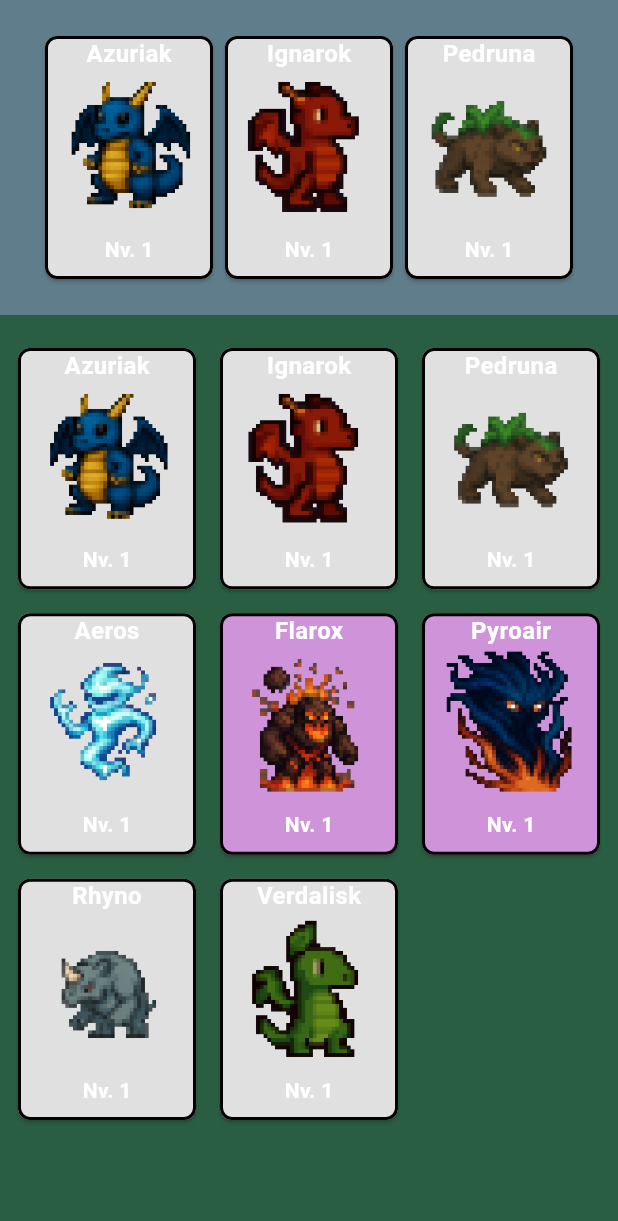
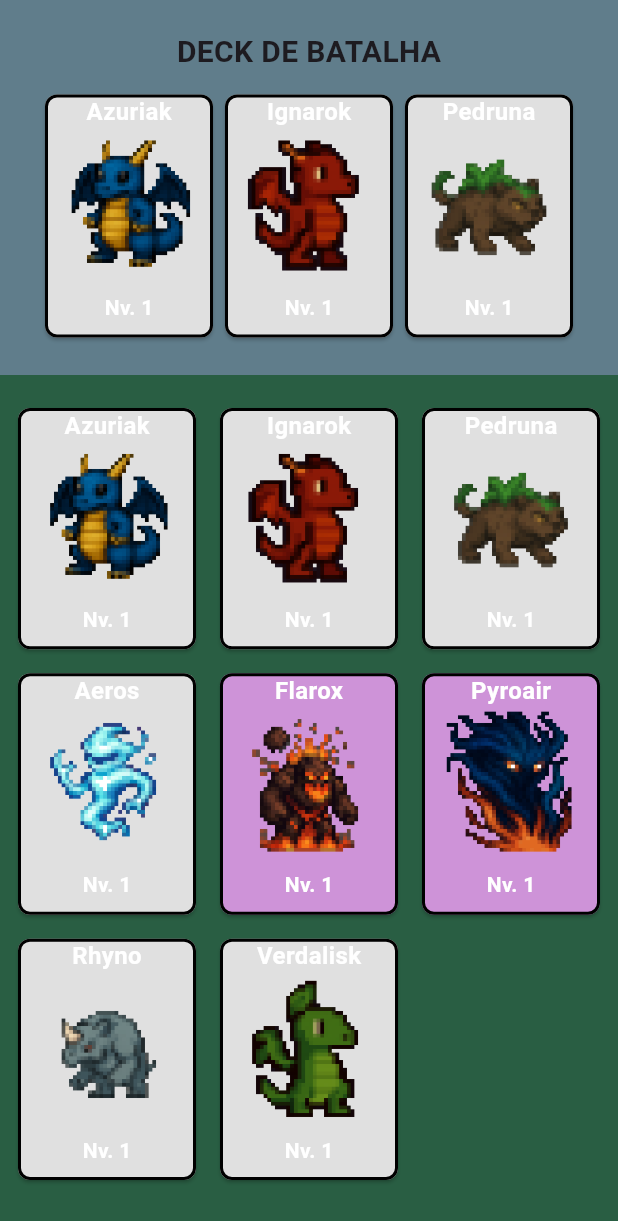
Before and after one commit to LeoLorde/game, a Flutter app: the ColecaoScreen screen opened directly, on a phone screen of 412 x 824 dp. Shown: the top 1221 px of the screen. Run offline on Flutter 3.47's test engine with Material 3 defaults, Android fonts, the phone set to English and light mode, and no system bars; our stand-ins replace audioplayers, equatable, flutter_bloc, flutter_local_notifications, flutter_timezone, permission_handler and 2 more; missing offline and left inert: flame; accounts and stored records are empty.

Commit message:
fix: tela de coleção finalizada com sucessoooooo krl

```diff
--- a/lib/presentation/screens/collection_screen/tela_colecao.dart
+++ b/lib/presentation/screens/collection_screen/tela_colecao.dart
@@ -117,7 +117,18 @@ class ColecaoScreen extends StatelessWidget {
                       horizontal: 15,
                     ),
                     color: Colors.blueGrey,
-                    child: Row(
+                    height: 250,
+                    child: Column(
+                      children: [
+                        Text(
+                          'DECK DE BATALHA',
+                          style: TextStyle(
+                            fontWeight: FontWeight.bold,
+                            fontSize: 20,
+                          ),
+                        ),
+                        SizedBox(height: 10),
+                        Row(
                           mainAxisAlignment: MainAxisAlignment.center,
                           children: [
                             for (final creature in deck)
@@ -192,6 +203,8 @@ class ColecaoScreen extends StatelessWidget {
                                   corPorRaridade(creature.raridade),
                                   creature.name ?? '',
                                 ),
+                              ),
+                          ],
                         ),
                       ],
                     ),
```
Lines whose indentation alone changed are shown as unchanged.
